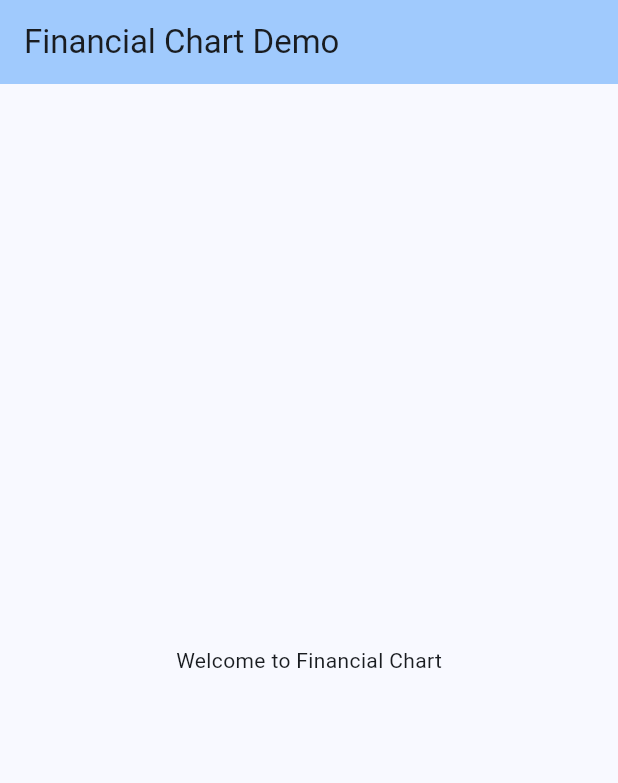
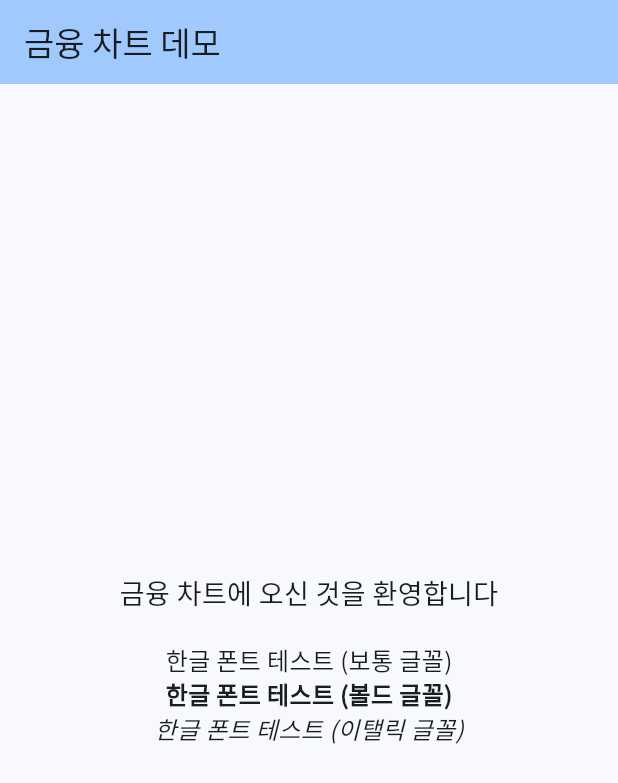
Before and after one commit to kimjooyoon/flutter_fi_chart, a Flutter app: the screen it shows after launch, on a phone screen of 412 x 824 dp. Shown: the top 783 px of the screen. Run offline on Flutter 3.47's test engine with Material 3 defaults, Android fonts, the phone set to English and light mode, and no system bars; project files that could hold a hidden picture were left out.

Commit message:
한글 폰트 적용 기능 추가
- Noto Sans KR 폰트 파일 추가\n- pubspec.yaml에 폰트 등록\n- app_theme.dart에 fontFamily 설정\n- 한글 텍스트로 UI 일부 변경

```diff
--- a/lib/core/theme/app_theme.dart
+++ b/lib/core/theme/app_theme.dart
@@ -3,6 +3,7 @@ import 'package:flutter/material.dart';
 class AppTheme {
   static ThemeData get light => ThemeData(
         useMaterial3: true,
+        fontFamily: 'NotoSansKR',
         colorScheme: ColorScheme.fromSeed(
           seedColor: const Color(0xFF2196F3),
           brightness: Brightness.light,
@@ -45,6 +46,7 @@ class AppTheme {
 
   static ThemeData get dark => ThemeData(
         useMaterial3: true,
+        fontFamily: 'NotoSansKR',
         colorScheme: ColorScheme.fromSeed(
           seedColor: const Color(0xFF2196F3),
           brightness: Brightness.dark,
--- a/lib/main.dart
+++ b/lib/main.dart
@@ -16,7 +16,7 @@ class MyApp extends StatelessWidget {
       theme: AppTheme.light,
       darkTheme: AppTheme.dark,
       themeMode: ThemeMode.system,
-      home: const MyHomePage(title: 'Financial Chart Demo'),
+      home: const MyHomePage(title: '금융 차트 데모'),
     );
   }
 }
@@ -61,7 +61,16 @@ class _MyHomePageState extends State<MyHomePage> {
       body: const Center(
         // Center is a layout widget. It takes a single child and positions it
         // in the middle of the parent.
-        child: Text('Welcome to Financial Chart'),
+        child: Column(
+          mainAxisAlignment: MainAxisAlignment.center,
+          children: [
+            Text('금융 차트에 오신 것을 환영합니다', style: TextStyle(fontSize: 18)),
+            SizedBox(height: 20),
+            Text('한글 폰트 테스트 (보통 글꼴)', style: TextStyle(fontSize: 16)),
+            Text('한글 폰트 테스트 (볼드 글꼴)', style: TextStyle(fontSize: 16, fontWeight: FontWeight.bold)),
+            Text('한글 폰트 테스트 (이탤릭 글꼴)', style: TextStyle(fontSize: 16, fontStyle: FontStyle.italic)),
+          ],
+        ),
       ),
     );
   }
```
Also changed, not shown: pubspec.yaml (+10 -0 lines), fonts/NotoSansKR-Bold.ttf (added), fonts/NotoSansKR-Medium.ttf (added), fonts/NotoSansKR-Regular.ttf (added).
